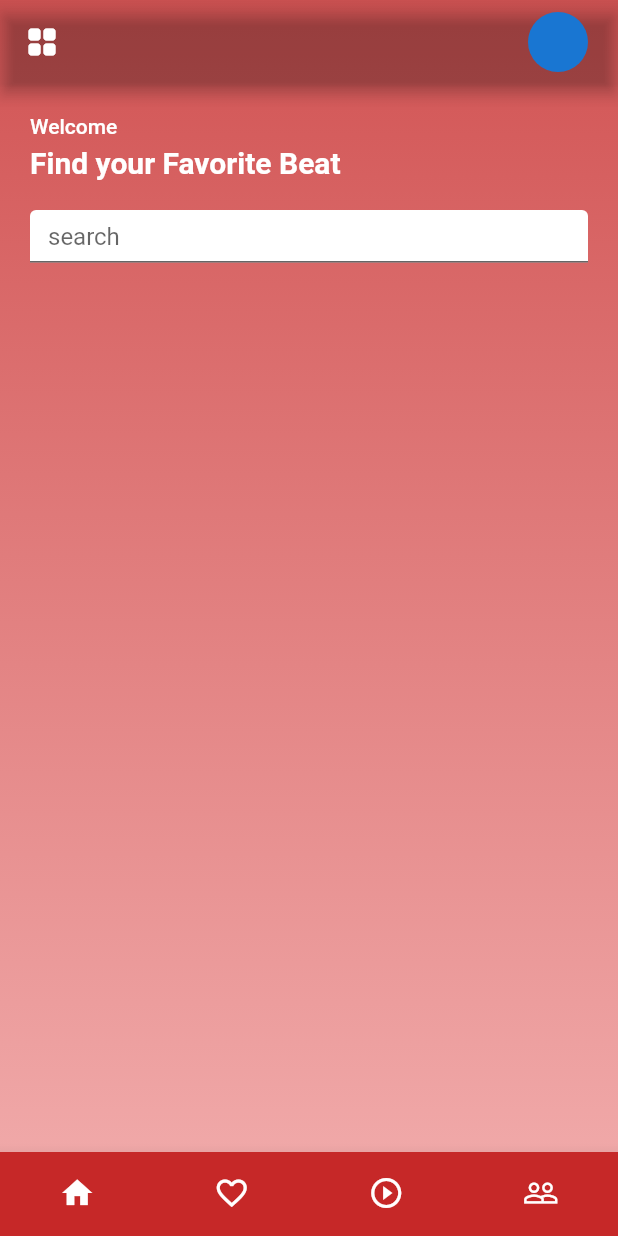
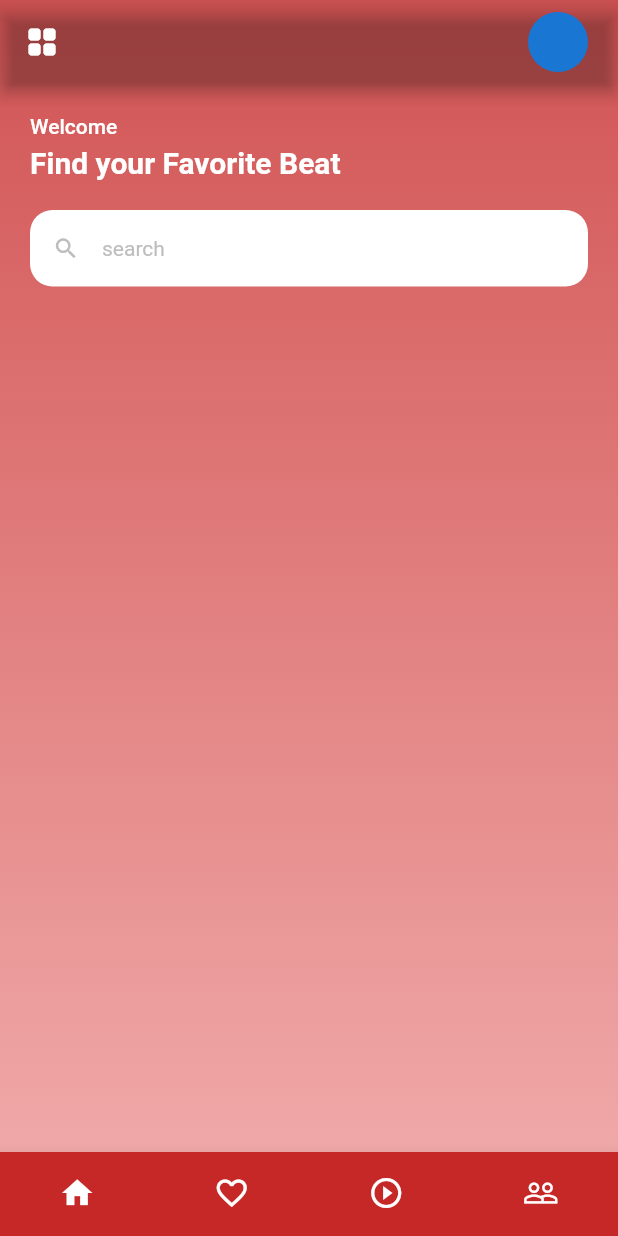
Before and after one commit to Makas-M/Producer-Flutter, a Flutter app: the screen it shows after launch, on a phone screen of 412 x 824 dp. Run offline on Flutter 3.47's test engine with Material 2 defaults, Android fonts, the phone set to English and light mode, and no system bars; our stand-ins replace get.

```diff
--- a/lib/HomeScreen.dart
+++ b/lib/HomeScreen.dart
@@ -45,8 +45,24 @@ class _MyHomePageState extends State<MyHomePage> {
         ),
         body: SingleChildScrollView(
           child: Column(
-            children: [
-              Padding(
+            children: const [
+              _DiscoveredMusic(),
+            ],
+          ),
+        ),
+      ),
+    );
+  }
+}
+
+class _DiscoveredMusic extends StatelessWidget {
+  const _DiscoveredMusic({
+    Key? key,
+  }) : super(key: key);
+
+  @override
+  Widget build(BuildContext context) {
+    return Padding(
       padding: const EdgeInsets.all(20.0),
       child: Column(
         crossAxisAlignment: CrossAxisAlignment.start,
@@ -70,14 +86,19 @@ class _MyHomePageState extends State<MyHomePage> {
               filled: true,
               fillColor: Colors.white,
               hintText: 'search',
-                      ),
-                     )
-                  ],
-                ),
-              )
-            ],
+              hintStyle: Theme.of(context)
+                  .textTheme
+                  .bodyMedium!
+                  .copyWith(color: Colors.grey.shade400),
+              prefixIcon:
+                  Icon(Icons.search, color: Colors.grey.shade400),
+              border: OutlineInputBorder(
+                borderRadius: BorderRadius.circular(15.0),
+                borderSide: BorderSide.none,
               ),
             ),
+          ),
+        ],
       ),
     );
   }
```
Also changed, not shown: lib/SongModel.dart (added, +23 -0 lines). Lines whose indentation alone changed are shown as unchanged.
